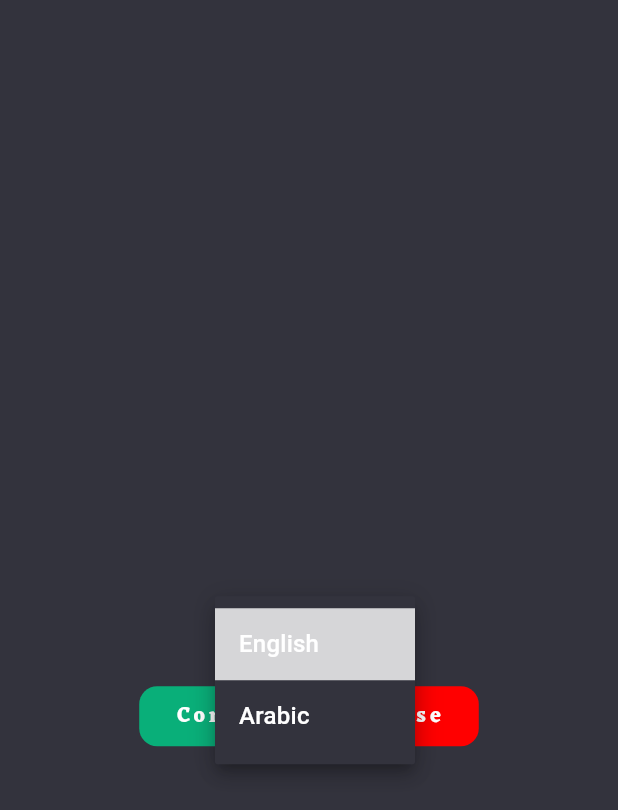
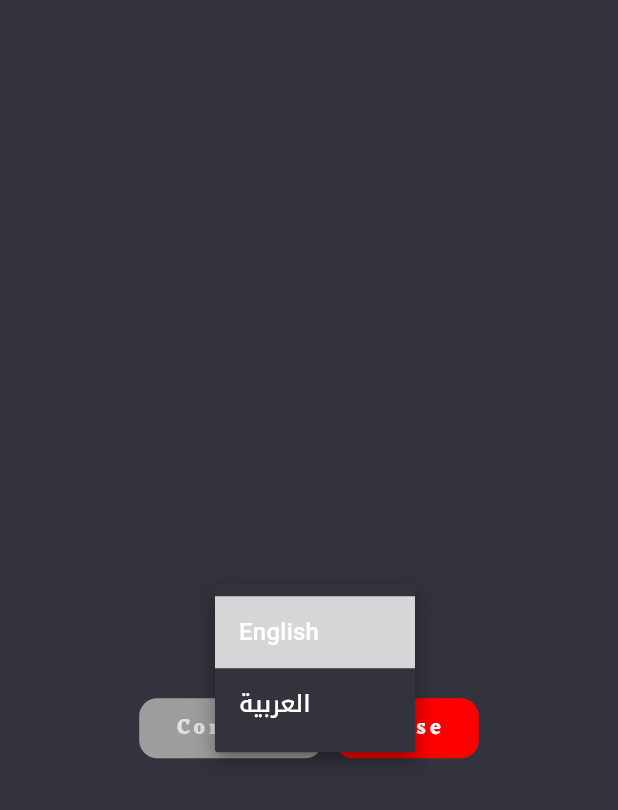
Before and after one commit to AliAkrem/pin-flip, a Flutter app: the SwitchLangModal widget shown alone on an empty page, opened directly with empty values, after a tap on "English", on a phone screen of 412 x 824 dp. Shown: the top 810 px of the screen. Run offline on Flutter 3.47's test engine with Material 3 defaults, Android fonts, the phone set to English and light mode, and no system bars; our stand-ins replace adaptive_breakpoints, shared_preferences; missing offline and left inert: restart_app; accounts and stored records are empty; generated files the repository leaves out were written again.

Commit message:
feat: add switch language confirm button

```diff
--- a/lib/shared/button.dart
+++ b/lib/shared/button.dart
@@ -1,7 +1,7 @@
 import 'package:flutter/material.dart';
 import 'package:pin_flip/utils/colors.dart';
 
-class Button extends StatelessWidget {
+class Button extends StatefulWidget {
   final Widget child;
   final VoidCallback? onPressed;
   final String? variant;
@@ -9,51 +9,55 @@ class Button extends StatelessWidget {
   static const String danger = 'danger';
   static const String outlined = 'outlined';
 
+  const Button({
+    required this.child,
+    required this.onPressed,
+    this.variant,
+    // this.enabled,
+    super.key,
+  });
+
+  @override
+  State<Button> createState() => _ButtonState();
+}
+
+class _ButtonState extends State<Button> {
   Color get _backgroundColor {
-    switch (variant) {
-      case primary:
+    switch (widget.variant) {
+      case Button.primary:
         return PinFlipColors.buttonColor;
-      case danger:
+      case Button.danger:
         return PinFlipColors.danger;
-      case outlined:
+      case Button.outlined:
       default:
         return Colors.transparent;
     }
   }
 
   Color get _foregroundColor {
-    switch (variant) {
-      case primary:
-      case danger:
+    switch (widget.variant) {
+      case Button.primary:
+      case Button.danger:
         return Colors.white;
-      case outlined:
+      case Button.outlined:
       default:
         return PinFlipColors.buttonColor;
     }
   }
 
   BorderSide get _border {
-    return variant == outlined
+    return widget.variant == Button.outlined
         ? const BorderSide(color: PinFlipColors.buttonColor)
         : BorderSide.none;
   }
-
-
-  const Button({
-    required this.child,
-    required this.onPressed,
-    this.variant,
-    super.key,
-  });
-
-
-
 
   @override
   Widget build(BuildContext context) {
     return TextButton(
       style: TextButton.styleFrom(
-        foregroundColor: _foregroundColor ,
+        disabledBackgroundColor: Colors.grey,
+        disabledForegroundColor: Colors.white70,
+        foregroundColor: _foregroundColor,
         backgroundColor: _backgroundColor,
         padding: const EdgeInsets.symmetric(vertical: 10, horizontal: 24),
         shape: RoundedRectangleBorder(
@@ -61,8 +65,8 @@ class Button extends StatelessWidget {
           side: _border,
         ),
       ),
-      onPressed: onPressed,
-      child: child,
+      onPressed: widget.onPressed,
+      child: widget.child,
     );
   }
 }
--- a/lib/shared/switch_lang_modal.dart
+++ b/lib/shared/switch_lang_modal.dart
@@ -37,6 +37,8 @@ class SwitchLangModal extends StatefulWidget {
 class _SwitchLangModalState extends State<SwitchLangModal> {
   Locale _locale = const Locale('en');
 
+  String newValue = 'en';
+
   void getLocal() async {
     final prefs = await SharedPreferences.getInstance();
 
@@ -45,6 +47,7 @@ class _SwitchLangModalState extends State<SwitchLangModal> {
     if (locale != null) {
       setState(() {
         _locale = Locale(locale);
+        newValue = _locale.languageCode;
       });
     }
   }
@@ -86,36 +89,37 @@ class _SwitchLangModalState extends State<SwitchLangModal> {
               focusColor: Theme.of(context).scaffoldBackgroundColor,
               dropdownColor: Theme.of(context).scaffoldBackgroundColor,
               padding: const EdgeInsets.symmetric(horizontal: 8),
-              value: _locale.languageCode,
+              value: newValue,
               underline: const SizedBox(),
               items: const [
                 DropdownMenuItem(value: 'en', child: Text('English')),
-                DropdownMenuItem(value: 'ar', child: Text('Arabic')),
+                DropdownMenuItem(
+                  value: 'ar',
+                  child: Text(
+                    'العربية',
+                    style: TextStyle(fontFamily: "NotoKufiArabic"),
+                  ),
+                ),
               ],
               onChanged: (value) async {
-                final prefs = await SharedPreferences.getInstance();
-                final locale = prefs.getString(localeKey);
-                if (value != null && locale != value) {
-                  final prefs = await SharedPreferences.getInstance();
-                  await prefs.setString(localeKey, value).then((success) async {
-                    if (success) {
-                      await Restart.restartApp();
-                    }
-                  });
-                }
+                await switchLang(value);
               },
             ),
+            const SizedBox(height: 16.0),
             SizedBox(
-              width: 300, // Adjust this value as needed
+              width: 300,
               child: Row(
                 mainAxisSize: MainAxisSize.min,
                 mainAxisAlignment: MainAxisAlignment.center,
                 children: [
                   Button(
                     variant: Button.primary,
-                    onPressed: () {
-                      Navigator.of(context).pop();
-                    },
+                    onPressed: newValue != _locale.languageCode
+                        ? () {
+                            confirm(newValue);
+                            Navigator.of(context).pop();
+                          }
+                        : null,
                     child: const Text('Confirm'),
                   ),
                   const SizedBox(width: 8.0),
@@ -134,4 +138,24 @@ class _SwitchLangModalState extends State<SwitchLangModal> {
       ),
     );
   }
+
+  Future<void> confirm(String value) async {
+    final prefs = await SharedPreferences.getInstance();
+    await prefs.setString(localeKey, value).then((success) async {
+      if (success) {
+        await Restart.restartApp();
+      }
+    });
+  }
+
+  Future<void> switchLang(String? value) async {
+    final prefs = await SharedPreferences.getInstance();
+    final locale = prefs.getString(localeKey);
+
+    if (value != null && locale != value) {
+      setState(() {
+        newValue = value;
+      });
+    }
+  }
 }
```
